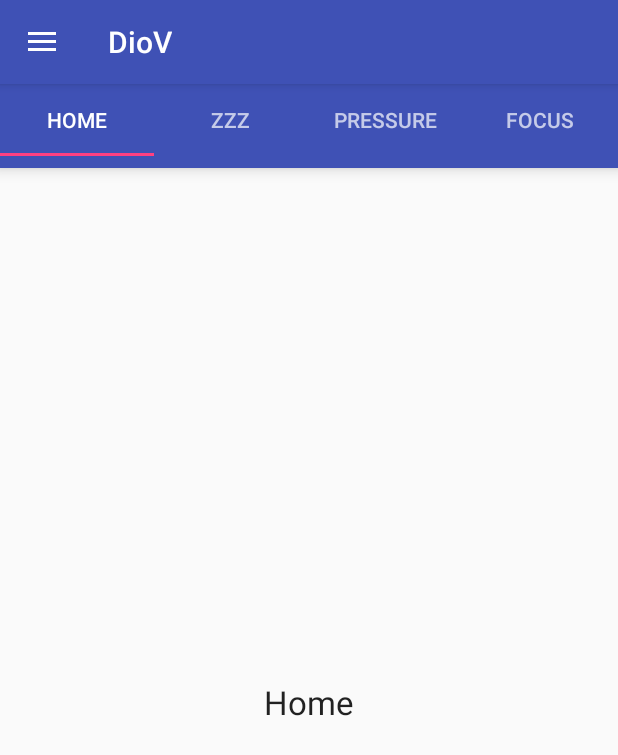
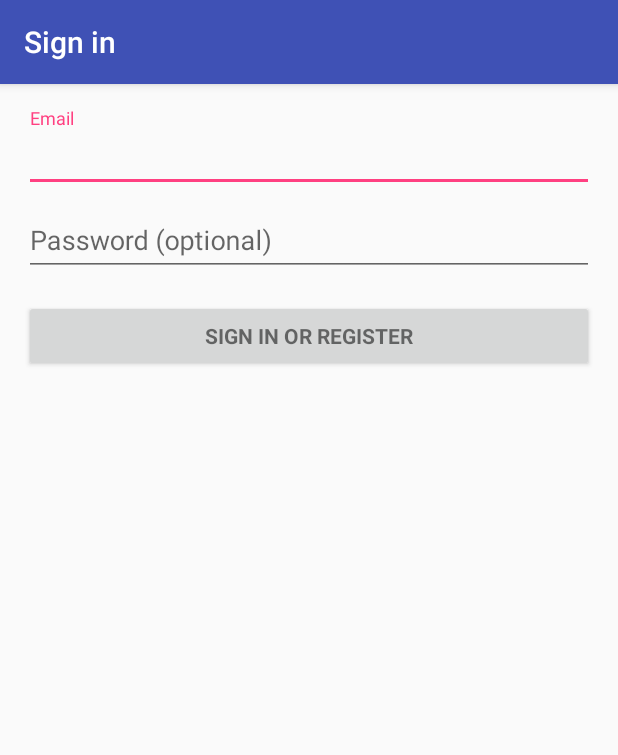
Before and after one commit to waichiu0811/comp4901E, an Android app: the screen it shows after launch (HomeActivity before the commit, LoginActivity after it), on a phone screen of 412 x 824 dp. Shown: the top 755 px of the screen. Run offline under Robolectric (Android 15) with nearby library versions, the phone set to English and light mode, and no system bars; 2 statements that could not run were skipped.

Commit message:
added login

```diff
--- a/DioV/app/build.gradle
+++ b/DioV/app/build.gradle
@@ -24,4 +24,5 @@
     testCompile 'junit:junit:4.12'
     compile 'com.android.support:appcompat-v7:23.1.1'
     compile 'com.android.support:design:23.1.1'
+    compile 'com.squareup.okhttp3:okhttp:3.2.0'
 }
--- /dev/null
+++ b/DioV/app/src/main/java/com/example/waichiuyung/diov/LoginActivity.java
@@ -0,0 +1,382 @@
+package com.example.waichiuyung.diov;
+
+import android.animation.Animator;
+import android.animation.AnimatorListenerAdapter;
+import android.annotation.TargetApi;
+import android.content.Intent;
+import android.content.pm.PackageManager;
+import android.support.annotation.NonNull;
+import android.support.design.widget.Snackbar;
+import android.support.v7.app.AppCompatActivity;
+import android.app.LoaderManager.LoaderCallbacks;
+
+import android.content.CursorLoader;
+import android.content.Loader;
+import android.database.Cursor;
+import android.net.Uri;
+import android.os.AsyncTask;
+
+import android.os.Build;
+import android.os.Bundle;
+import android.provider.ContactsContract;
+import android.text.TextUtils;
+import android.util.JsonReader;
+import android.util.Log;
+import android.view.KeyEvent;
+import android.view.View;
+import android.view.View.OnClickListener;
+import android.view.inputmethod.EditorInfo;
+import android.widget.ArrayAdapter;
+import android.widget.AutoCompleteTextView;
+import android.widget.Button;
+import android.widget.EditText;
+import android.widget.TextView;
+import android.widget.Toast;
+
+import org.json.JSONArray;
+import org.json.JSONException;
+import org.json.JSONObject;
+
+import java.io.IOException;
+import java.util.ArrayList;
+import java.util.List;
+
+import okhttp3.MediaType;
+import okhttp3.OkHttpClient;
+import okhttp3.Request;
+import okhttp3.RequestBody;
+import okhttp3.Response;
+
+import static android.Manifest.permission.READ_CONTACTS;
+
+/**
+ * A login screen that offers login via email/password.
+ */
+public class LoginActivity extends AppCompatActivity implements LoaderCallbacks<Cursor> {
+
+    /**
+     * Id to identity READ_CONTACTS permission request.
+     */
+    private static final int REQUEST_READ_CONTACTS = 0;
+
+    /**
+     * A dummy authentication store containing known user names and passwords.
+     * TODO: remove after connecting to a real authentication system.
+     */
+    private static final String[] DUMMY_CREDENTIALS = new String[]{
+            "foo@example.com:hello", "bar@example.com:world"
+    };
+    /**
+     * Keep track of the login task to ensure we can cancel it if requested.
+     */
+    private UserLoginTask mAuthTask = null;
+
+    // UI references.
+    private AutoCompleteTextView mEmailView;
+    private EditText mPasswordView;
+    private View mProgressView;
+    private View mLoginFormView;
+
+    @Override
+    protected void onCreate(Bundle savedInstanceState) {
+        super.onCreate(savedInstanceState);
+        setContentView(R.layout.activity_login);
+        // Set up the login form.
+        mEmailView = (AutoCompleteTextView) findViewById(R.id.email);
+        populateAutoComplete();
+
+        mPasswordView = (EditText) findViewById(R.id.password);
+        mPasswordView.setOnEditorActionListener(new TextView.OnEditorActionListener() {
+            @Override
+            public boolean onEditorAction(TextView textView, int id, KeyEvent keyEvent) {
+                if (id == R.id.login || id == EditorInfo.IME_NULL) {
+                    attemptLogin();
+                    return true;
+                }
+                return false;
+            }
+        });
+
+        Button mEmailSignInButton = (Button) findViewById(R.id.email_sign_in_button);
+        mEmailSignInButton.setOnClickListener(new OnClickListener() {
+            @Override
+            public void onClick(View view) {
+                attemptLogin();
+            }
+        });
+
+        mLoginFormView = findViewById(R.id.login_form);
+        mProgressView = findViewById(R.id.login_progress);
+    }
+
+    private void populateAutoComplete() {
+        if (!mayRequestContacts()) {
+            return;
+        }
+
+        getLoaderManager().initLoader(0, null, this);
+    }
+
+    private boolean mayRequestContacts() {
+        if (Build.VERSION.SDK_INT < Build.VERSION_CODES.M) {
+            return true;
+        }
+        if (checkSelfPermission(READ_CONTACTS) == PackageManager.PERMISSION_GRANTED) {
+            return true;
+        }
+        if (shouldShowRequestPermissionRationale(READ_CONTACTS)) {
+            Snackbar.make(mEmailView, R.string.permission_rationale, Snackbar.LENGTH_INDEFINITE)
+                    .setAction(android.R.string.ok, new View.OnClickListener() {
+                        @Override
+                        @TargetApi(Build.VERSION_CODES.M)
+                        public void onClick(View v) {
+                            requestPermissions(new String[]{READ_CONTACTS}, REQUEST_READ_CONTACTS);
+                        }
+                    });
+        } else {
+            requestPermissions(new String[]{READ_CONTACTS}, REQUEST_READ_CONTACTS);
+        }
+        return false;
+    }
+
+    /**
+     * Callback received when a permissions request has been completed.
+     */
+    @Override
+    public void onRequestPermissionsResult(int requestCode, @NonNull String[] permissions,
+                                           @NonNull int[] grantResults) {
+        if (requestCode == REQUEST_READ_CONTACTS) {
+            if (grantResults.length == 1 && grantResults[0] == PackageManager.PERMISSION_GRANTED) {
+                populateAutoComplete();
+            }
+        }
+    }
+
+
+    /**
+     * Attempts to sign in or register the account specified by the login form.
+     * If there are form errors (invalid email, missing fields, etc.), the
+     * errors are presented and no actual login attempt is made.
+     */
+    private void attemptLogin() {
+        if (mAuthTask != null) {
+            return;
+        }
+
+        // Reset errors.
+        mEmailView.setError(null);
+        mPasswordView.setError(null);
+
+        // Store values at the time of the login attempt.
+        String email = mEmailView.getText().toString();
+        String password = mPasswordView.getText().toString();
+
+        boolean cancel = false;
+        View focusView = null;
+
+        // Check for a valid password, if the user entered one.
+        if (!TextUtils.isEmpty(password) && !isPasswordValid(password)) {
+            mPasswordView.setError(getString(R.string.error_invalid_password));
+            focusView = mPasswordView;
+            cancel = true;
+        }
+
+        // Check for a valid email address.
+        if (TextUtils.isEmpty(email)) {
+            mEmailView.setError(getString(R.string.error_field_required));
+            focusView = mEmailView;
+            cancel = true;
+        } else if (!isEmailValid(email)) {
+            mEmailView.setError(getString(R.string.error_invalid_email));
+            focusView = mEmailView;
+            cancel = true;
+        }
+
+        if (cancel) {
+            // There was an error; don't attempt login and focus the first
+            // form field with an error.
+            focusView.requestFocus();
+        } else {
+            // Show a progress spinner, and kick off a background task to
+            // perform the user login attempt.
+            showProgress(true);
+            mAuthTask = new UserLoginTask(email, password);
+            mAuthTask.execute((Void) null);
+        }
+    }
+
+    private boolean isEmailValid(String email) {
+        //TODO: Replace this with your own logic
+        return email.contains("@");
+    }
+
+    private boolean isPasswordValid(String password) {
+        //TODO: Replace this with your own logic
+        return password.length() > 4;
+    }
+
+    /**
+     * Shows the progress UI and hides the login form.
+     */
+    @TargetApi(Build.VERSION_CODES.HONEYCOMB_MR2)
+    private void showProgress(final boolean show) {
+        // On Honeycomb MR2 we have the ViewPropertyAnimator APIs, which allow
+        // for very easy animations. If available, use these APIs to fade-in
+        // the progress spinner.
+        if (Build.VERSION.SDK_INT >= Build.VERSION_CODES.HONEYCOMB_MR2) {
+            int shortAnimTime = getResources().getInteger(android.R.integer.config_shortAnimTime);
+
+            mLoginFormView.setVisibility(show ? View.GONE : View.VISIBLE);
+            mLoginFormView.animate().setDuration(shortAnimTime).alpha(
+                    show ? 0 : 1).setListener(new AnimatorListenerAdapter() {
+                @Override
+                public void onAnimationEnd(Animator animation) {
+                    mLoginFormView.setVisibility(show ? View.GONE : View.VISIBLE);
+                }
+            });
+
+            mProgressView.setVisibility(show ? View.VISIBLE : View.GONE);
+            mProgressView.animate().setDuration(shortAnimTime).alpha(
+                    show ? 1 : 0).setListener(new AnimatorListenerAdapter() {
+                @Override
+                public void onAnimationEnd(Animator animation) {
+                    mProgressView.setVisibility(show ? View.VISIBLE : View.GONE);
+                }
+            });
+        } else {
+            // The ViewPropertyAnimator APIs are not available, so simply show
+            // and hide the relevant UI components.
+            mProgressView.setVisibility(show ? View.VISIBLE : View.GONE);
+            mLoginFormView.setVisibility(show ? View.GONE : View.VISIBLE);
+        }
+    }
+
+    @Override
+    public Loader<Cursor> onCreateLoader(int i, Bundle bundle) {
+        return new CursorLoader(this,
+                // Retrieve data rows for the device user's 'profile' contact.
+                Uri.withAppendedPath(ContactsContract.Profile.CONTENT_URI,
+                        ContactsContract.Contacts.Data.CONTENT_DIRECTORY), ProfileQuery.PROJECTION,
+
+                // Select only email addresses.
+                ContactsContract.Contacts.Data.MIMETYPE +
+                        " = ?", new String[]{ContactsContract.CommonDataKinds.Email
+                .CONTENT_ITEM_TYPE},
+
+                // Show primary email addresses first. Note that there won't be
+                // a primary email address if the user hasn't specified one.
+                ContactsContract.Contacts.Data.IS_PRIMARY + " DESC");
+    }
+
+    @Override
+    public void onLoadFinished(Loader<Cursor> cursorLoader, Cursor cursor) {
+        List<String> emails = new ArrayList<>();
+        cursor.moveToFirst();
+        while (!cursor.isAfterLast()) {
+            emails.add(cursor.getString(ProfileQuery.ADDRESS));
+            cursor.moveToNext();
+        }
+
+        addEmailsToAutoComplete(emails);
+    }
+
+    @Override
+    public void onLoaderReset(Loader<Cursor> cursorLoader) {
+
+    }
+
+    private void addEmailsToAutoComplete(List<String> emailAddressCollection) {
+        //Create adapter to tell the AutoCompleteTextView what to show in its dropdown list.
+        ArrayAdapter<String> adapter =
+                new ArrayAdapter<>(LoginActivity.this,
+                        android.R.layout.simple_dropdown_item_1line, emailAddressCollection);
+
+        mEmailView.setAdapter(adapter);
+    }
+
+
+    private interface ProfileQuery {
+        String[] PROJECTION = {
+                ContactsContract.CommonDataKinds.Email.ADDRESS,
+                ContactsContract.CommonDataKinds.Email.IS_PRIMARY,
+        };
+
+        int ADDRESS = 0;
+        int IS_PRIMARY = 1;
+    }
+
+    /**
+     * Represents an asynchronous login/registration task used to authenticate
+     * the user.
+     */
+    public class UserLoginTask extends AsyncTask<Void, Void, JSONObject> {
+
+        public final MediaType JSON_TYPE
+                = MediaType.parse("application/json; charset=utf-8");
+
+        OkHttpClient client = new OkHttpClient();
+        private final String mEmail;
+        private final String mPassword;
+        private String baseUrl = "https://void-comp4901e.herokuapp.com/";
+        private String loginUrl = "auth/sign_in.json";
+        private String url = baseUrl+loginUrl;
+
+        UserLoginTask(String email, String password) {
+            mEmail = email;
+            mPassword = password;
+        }
+
+        @Override
+        protected JSONObject doInBackground(Void... params) {
+            // TODO: attempt authentication against a network service.
+
+            JSONObject json = new JSONObject();
+            try {
+                json.put("password", mPassword);
+                json.put("email", mEmail);
+            } catch (JSONException e) {
+                e.printStackTrace();
+            }
+
+            RequestBody body = RequestBody.create(JSON_TYPE, json.toString());
+            Request request = new Request.Builder()
+                    .url(url)
+                    .post(body)
+                    .build();
+            try {
+                Response response = client.newCall(request).execute();
+                JSONObject responseJson = new JSONObject(response.body().string());
+                return responseJson;
+            } catch (IOException e) {
+                e.printStackTrace();
+            } catch (JSONException e) {
+                e.printStackTrace();
+            }
+            return null;
+        }
+
+        @Override
+        protected void onPostExecute(final JSONObject result) {
+            mAuthTask = null;
+            showProgress(false);
+
+            if (result.has("errors")) {
+                try {
+                    String errors = result.getJSONArray("errors").toString();
+                    Toast.makeText(LoginActivity.this, errors, Toast.LENGTH_LONG).show();
+                } catch (JSONException e) {
+                    e.printStackTrace();
+                }
+            } else {
+                startActivity(new Intent(LoginActivity.this, HomeActivity.class));
+                finish();
+            }
+        }
+
+        @Override
+        protected void onCancelled() {
+            mAuthTask = null;
+            showProgress(false);
+        }
+    }
+}
--- /dev/null
+++ b/DioV/app/src/main/res/layout/activity_login.xml
@@ -0,0 +1,77 @@
+<LinearLayout xmlns:android="http://schemas.android.com/apk/res/android"
+    xmlns:tools="http://schemas.android.com/tools"
+    android:layout_width="match_parent"
+    android:layout_height="match_parent"
+    android:gravity="center_horizontal"
+    android:orientation="vertical"
+    android:paddingBottom="@dimen/activity_vertical_margin"
+    android:paddingLeft="@dimen/activity_horizontal_margin"
+    android:paddingRight="@dimen/activity_horizontal_margin"
+    android:paddingTop="@dimen/activity_vertical_margin"
+    tools:context="com.example.waichiuyung.diov.LoginActivity">
+
+    <!-- Login progress -->
+    <ProgressBar
+        android:id="@+id/login_progress"
+        style="?android:attr/progressBarStyleLarge"
+        android:layout_width="wrap_content"
+        android:layout_height="wrap_content"
+        android:layout_marginBottom="8dp"
+        android:visibility="gone" />
+
+    <ScrollView
+        android:id="@+id/login_form"
+        android:layout_width="match_parent"
+        android:layout_height="match_parent">
+
+        <LinearLayout
+            android:id="@+id/email_login_form"
+            android:layout_width="match_parent"
+            android:layout_height="wrap_content"
+            android:orientation="vertical">
+
+            <android.support.design.widget.TextInputLayout
+                android:layout_width="match_parent"
+                android:layout_height="wrap_content">
+
+                <AutoCompleteTextView
+                    android:id="@+id/email"
+                    android:layout_width="match_parent"
+                    android:layout_height="wrap_content"
+                    android:hint="@string/prompt_email"
+                    android:inputType="textEmailAddress"
+                    android:maxLines="1"
+                    android:singleLine="true" />
+
+            </android.support.design.widget.TextInputLayout>
+
+            <android.support.design.widget.TextInputLayout
+                android:layout_width="match_parent"
+                android:layout_height="wrap_content">
+
+                <EditText
+                    android:id="@+id/password"
+                    android:layout_width="match_parent"
+                    android:layout_height="wrap_content"
+                    android:hint="@string/prompt_password"
+                    android:imeActionId="@+id/login"
+                    android:imeActionLabel="@string/action_sign_in_short"
+                    android:imeOptions="actionUnspecified"
+                    android:inputType="textPassword"
+                    android:maxLines="1"
+                    android:singleLine="true" />
+
+            </android.support.design.widget.TextInputLayout>
+
+            <Button
+                android:id="@+id/email_sign_in_button"
+                style="?android:textAppearanceSmall"
+                android:layout_width="match_parent"
+                android:layout_height="wrap_content"
+                android:layout_marginTop="16dp"
+                android:text="@string/action_sign_in"
+                android:textStyle="bold" />
+
+        </LinearLayout>
+    </ScrollView>
+</LinearLayout>
--- a/DioV/app/src/main/res/values/strings.xml
+++ b/DioV/app/src/main/res/values/strings.xml
@@ -5,4 +5,18 @@
     <string name="navigation_drawer_close">Close navigation drawer</string>
 
     <string name="action_settings">Settings</string>
+    <string name="title_activity_login">Sign in</string>
+
+    <!-- Strings related to login -->
+    <string name="prompt_email">Email</string>
+    <string name="prompt_password">Password (optional)</string>
+    <string name="action_sign_in">Sign in or register</string>
+    <string name="action_sign_in_short">Sign in</string>
+    <string name="error_invalid_email">This email address is invalid</string>
+    <string name="error_invalid_password">This password is too short</string>
+    <string name="error_incorrect_password">This password is incorrect</string>
+    <string name="error_field_required">This field is required</string>
+    <string name="permission_rationale">"Contacts permissions are needed for providing email
+        completions."
+    </string>
 </resources>
```
Also changed, not shown: DioV/app/src/main/AndroidManifest.xml (+11 -2 lines).
